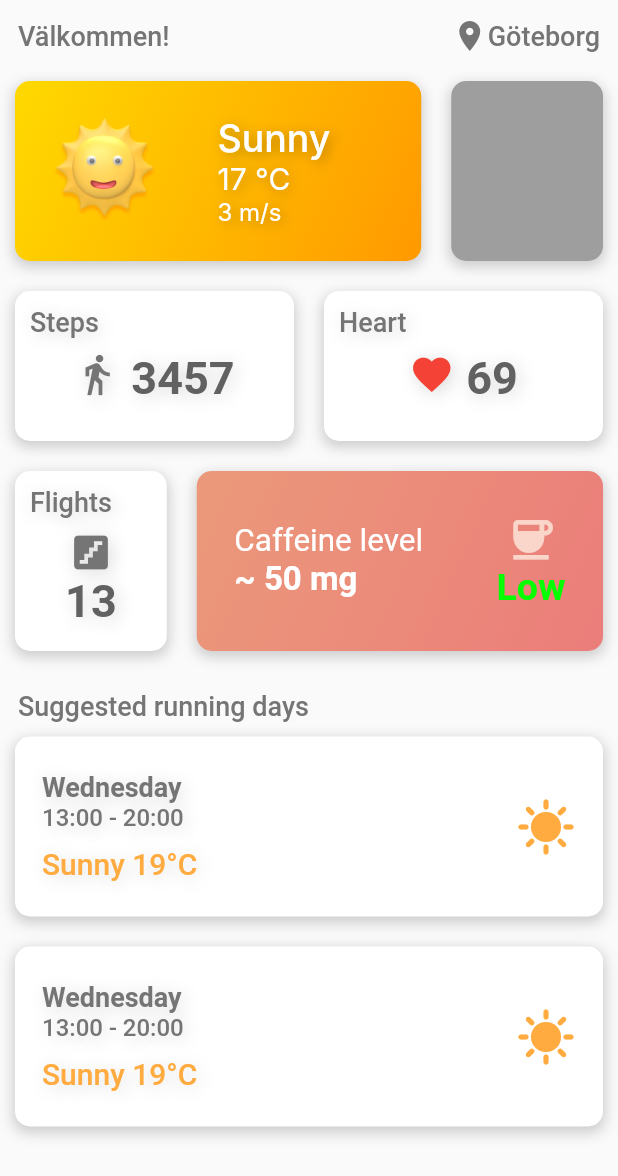
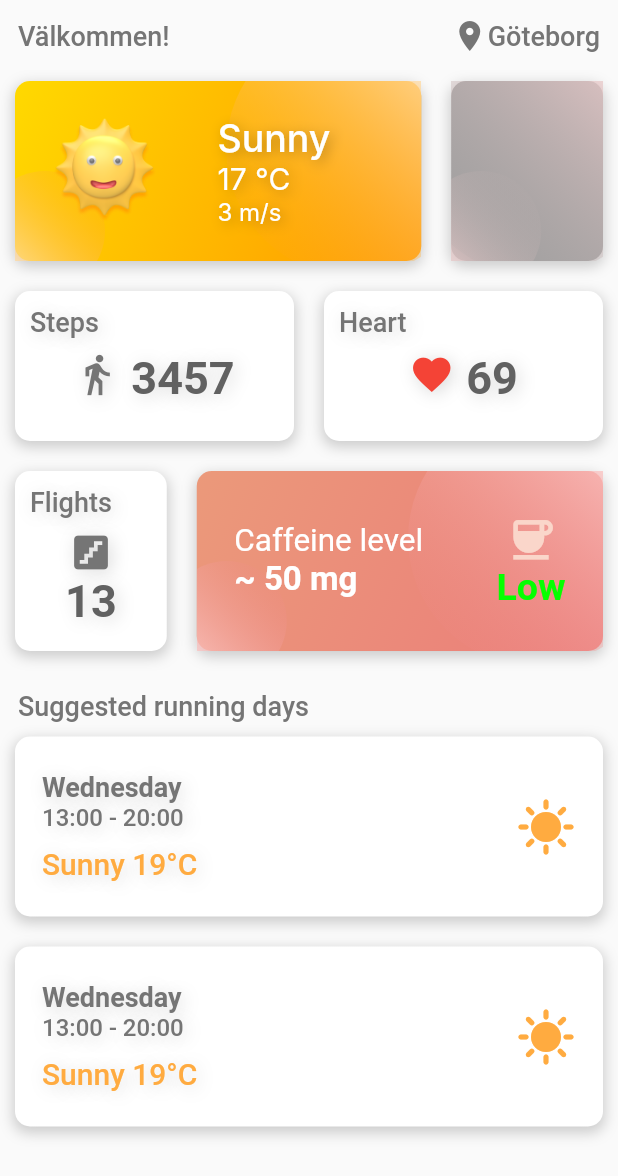
Before and after one commit to rikardro/HarmonyHub, a Flutter app: the screen it shows after launch, on a phone screen of 412 x 824 dp. Shown: the top 1176 px of the screen. Run offline on Flutter 3.47's test engine with Material 2 defaults, Android fonts, the phone set to English and light mode, and no system bars; Roboto replaces fonts that are missing (Inter).

Commit message:
Improved gradient on colored cards

```diff
--- a/healthapp/lib/dashboard/dashboard_card.dart
+++ b/healthapp/lib/dashboard/dashboard_card.dart
@@ -19,6 +19,25 @@ class DashboardCard extends StatefulWidget {
 }
 
 class _DashboardCardState extends State<DashboardCard> {
+  Widget circle(double size, int dir){
+    Color c2 = Color.fromRGBO(widget.color!.red, widget.color!.green, widget.color!.blue, 0);
+    return Opacity(
+      opacity: 1,
+      child: Container(
+        height: size,
+        width: size,
+        decoration: BoxDecoration(
+          gradient: LinearGradient(
+            begin: dir == 1 ? Alignment.bottomLeft : Alignment.topRight,
+            end: dir == 0 ? Alignment.bottomLeft : Alignment.topRight,
+            colors: [GradientColor.lightenColor(widget.color!.value), c2],
+          ),
+          shape: BoxShape.circle,
+        ),
+      ),
+    );
+  }
+
   @override
   Widget build(BuildContext context) {
     return Expanded(
@@ -26,7 +45,6 @@ class _DashboardCardState extends State<DashboardCard> {
         child: Container(
           margin: EdgeInsets.all(10),
           height: widget.height,
-          padding: const EdgeInsets.all(10),
           decoration: BoxDecoration(
             gradient: LinearGradient(
               begin: Alignment.topLeft,
@@ -44,7 +62,26 @@ class _DashboardCardState extends State<DashboardCard> {
               ),
             ],
           ),
-          child: widget.child,
+          child: Stack(
+            children: [
+              widget.color != Colors.white ?
+              Positioned(
+                left: -20,
+                bottom: -20,
+                child: circle(80, 1)
+              ) : Container(),
+              widget.color != Colors.white ?
+              Positioned(
+                  right: -40,
+                  top: -40,
+                  child: circle(170, 0)
+              ) : Container(),
+              Expanded(child: Padding(
+                padding: const EdgeInsets.all(10.0),
+                child: widget.child!,
+              ))
+            ],
+          ),
         ));
   }
 }
--- a/healthapp/lib/dashboard/gradientColor.dart
+++ b/healthapp/lib/dashboard/gradientColor.dart
@@ -17,4 +17,9 @@ class GradientColor {
   static List<Color> getGradient(int c){
     return [hueShift(c), Color(c)];
   }
+
+  static Color lightenColor(int c) {
+    var hslColor = HSLColor.fromColor(Color(c));
+    return hslColor.withLightness(0.92).withSaturation(1).toColor();
+  }
 }
```
